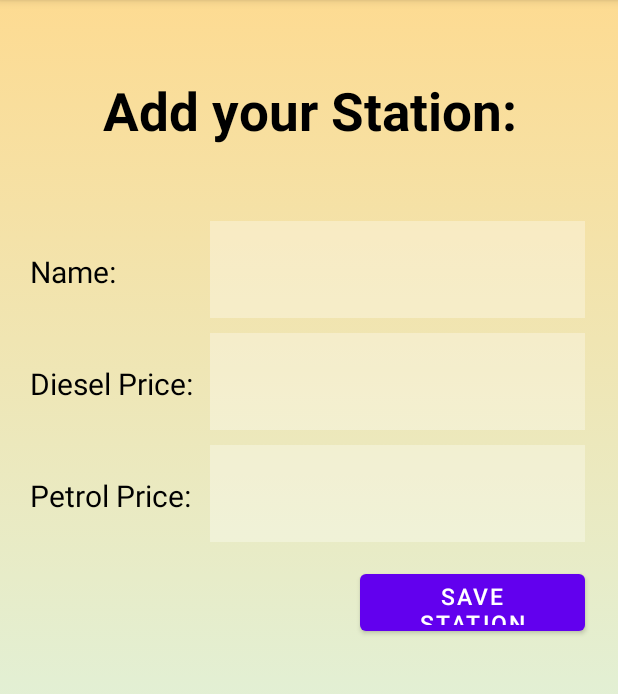
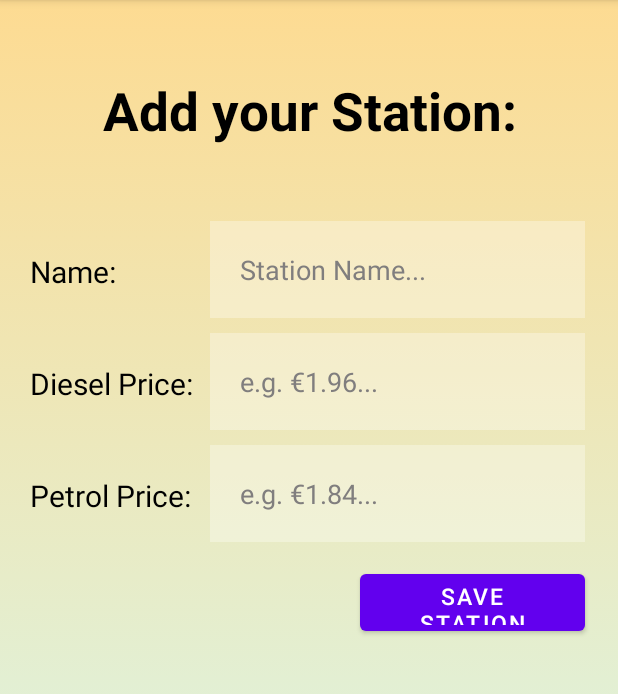
Before and after one commit to alan-phillips/cs4084-mobile-app, an Android app: the AddStation screen opened directly, with no data from a screen before it, on a phone screen of 412 x 824 dp, the part 84-778 px from its top. Run offline under Robolectric (Android 15) with nearby library versions, the phone set to English and light mode, and no system bars.

Commit message:
Some minor design changes

```diff
--- a/FuelTracker/app/src/main/res/layout/activity_add_station.xml
+++ b/FuelTracker/app/src/main/res/layout/activity_add_station.xml
@@ -27,10 +27,11 @@
         android:textSize="20dp"
         android:hint="Name:"
         android:padding="20dp"
-        android:textColorHint="@color/black" />
+        android:textColorHint="@color/black"/>
 
     <EditText
         android:id="@+id/nameEntry"
+        android:hint="Station Name..."
         android:layout_width="250dp"
         android:layout_height="wrap_content"
         android:layout_below="@id/mainText"
@@ -40,7 +41,7 @@
         android:background="#50ffffff"
         android:drawablePadding="20dp"
         android:padding="20dp"
-        android:textColorHint="@color/black" />
+        android:textColorHint="#807E7E" />
 
     <TextView
         android:id="@+id/dieselPrice"
@@ -50,11 +51,12 @@
         android:layout_marginEnd="10dp"
         android:hint="Diesel Price:"
         android:padding="20dp"
-        android:textColorHint="@color/black"
-        android:textSize="20dp" />
+        android:textSize="20dp"
+        android:textColorHint="@color/black"/>
 
     <EditText
         android:id="@+id/dieselEntry"
+        android:hint="e.g. €1.96..."
         android:layout_width="250dp"
         android:layout_height="wrap_content"
         android:layout_below="@id/nameEntry"
@@ -64,7 +66,7 @@
         android:background="#50ffffff"
         android:drawablePadding="20dp"
         android:padding="20dp"
-        android:textColorHint="@color/black" />
+        android:textColorHint="#807E7E" />
 
     <TextView
         android:id="@+id/petrolPrice"
@@ -74,11 +76,12 @@
         android:layout_marginEnd="10dp"
         android:hint="Petrol Price:"
         android:padding="20dp"
-        android:textColorHint="@color/black"
-        android:textSize="20dp" />
+        android:textSize="20dp"
+        android:textColorHint="@color/black"/>
 
     <EditText
         android:id="@+id/petrolEntry"
+        android:hint="e.g. €1.84..."
         android:layout_width="250dp"
         android:layout_height="wrap_content"
         android:layout_below="@id/dieselEntry"
@@ -88,7 +91,7 @@
         android:background="#50ffffff"
         android:drawablePadding="20dp"
         android:padding="20dp"
-        android:textColorHint="@color/black" />
+        android:textColorHint="#807E7E" />
 
     <Button
         android:id="@+id/saveStation"
```
